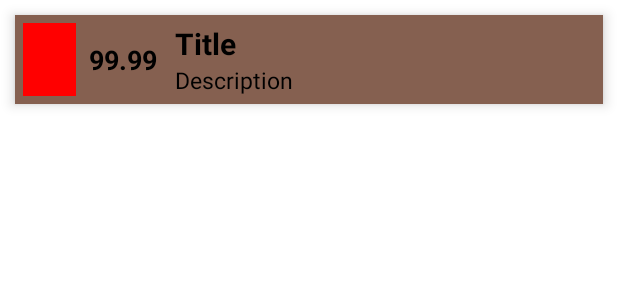
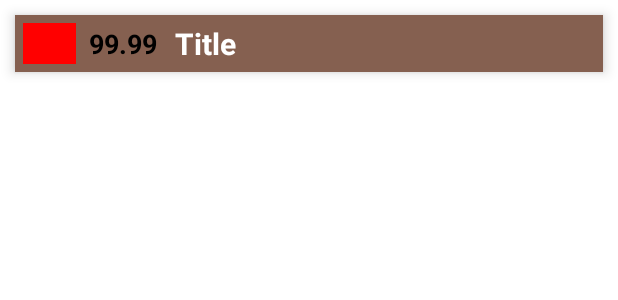
Before and after one commit to dejwkubikson/MPD-Coursework, an Android app: the layout item_layout.xml on its own in the app's theme, with its tools: preview values and no code run, on a phone screen of 412 x 824 dp. Shown: the top 300 px of the screen. Run offline under Robolectric (Android 15) with nearby library versions, the phone set to English and light mode, and no system bars.

Commit message:
List colour coding

```diff
--- a/app/src/main/java/com/example/mpd_coursework/MainActivity.java
+++ b/app/src/main/java/com/example/mpd_coursework/MainActivity.java
@@ -9,7 +9,6 @@ import androidx.viewpager.widget.ViewPager;
 import androidx.appcompat.app.AppCompatActivity;
 
 public class MainActivity extends AppCompatActivity {
-
     ViewPager viewPager;
     TabLayout tabLayout;
 
--- a/app/src/main/res/layout/item_layout.xml
+++ b/app/src/main/res/layout/item_layout.xml
@@ -34,7 +34,7 @@
         android:layout_weight="1"
         android:text="99.99"
         android:textAlignment="center"
-        android:textColor="#000000"
+        android:textColor="@color/black"
         android:textSize="18sp"
         android:textStyle="bold"
         android:translationX="6dp" />
@@ -52,19 +52,11 @@
             android:layout_width="match_parent"
             android:layout_height="wrap_content"
             android:text="Title"
-            android:textColor="@android:color/black"
+            android:textColor="@color/white"
             android:textSize="20sp"
             android:textStyle="bold"
             android:transitionName="titleTransition" />
 
-        <TextView
-            android:id="@+id/EarthQuakeDate"
-            android:layout_width="match_parent"
-            android:layout_height="wrap_content"
-            android:text="Description"
-            android:textColor="@android:color/black"
-            android:textSize="15sp"
-            android:transitionName="descTransition" />
     </LinearLayout>
 
 </LinearLayout>
```
Also changed, not shown: app/src/main/java/com/example/mpd_coursework/DataFeed.java (+33 -3 lines), app/src/main/java/com/example/mpd_coursework/FirstFragment.java (+27 -13 lines).
